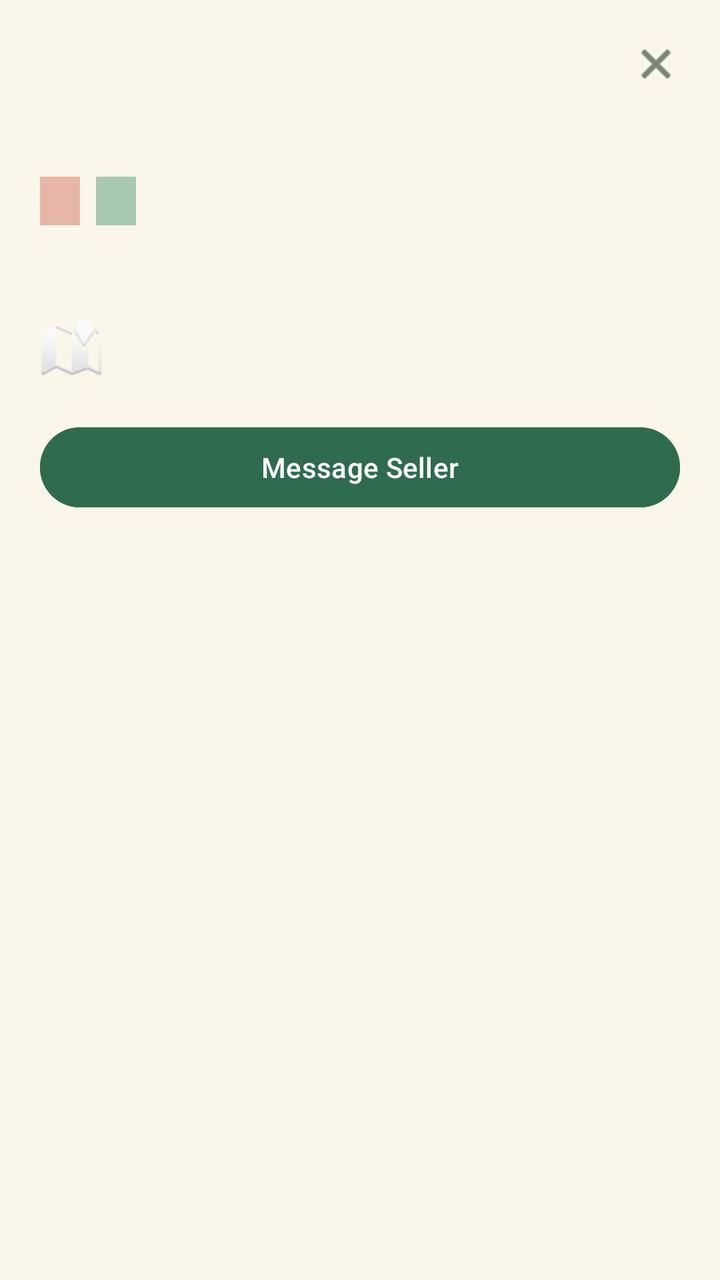
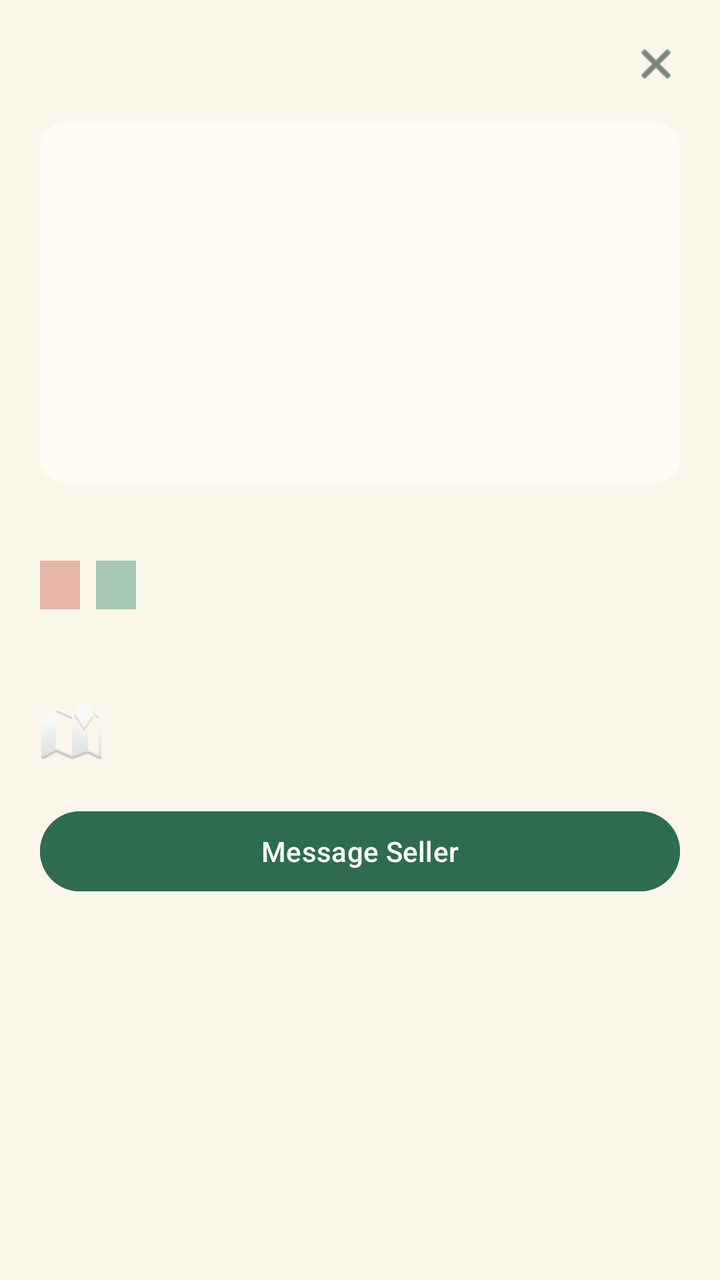

Screens rendered from an Android XML layout before and after an edit, with the pre-edit source and the edit as a unified diff.
<!-- AndroidManifest.xml: application theme Theme.NOXApp -->
<!-- res/layout/dialog_item_details.xml -->
<?xml version="1.0" encoding="utf-8"?>
<LinearLayout xmlns:android="http://schemas.android.com/apk/res/android"
    xmlns:app="http://schemas.android.com/apk/res-auto"
    android:layout_width="match_parent"
    android:layout_height="wrap_content"
    android:background="@color/nox_cream_bg"
    android:orientation="vertical"
    android:padding="20dp">

    <RelativeLayout
        android:layout_width="match_parent"
        android:layout_height="wrap_content">

        <TextView
            android:id="@+id/detailTitle"
            android:layout_width="wrap_content"
            android:layout_height="wrap_content"
            android:layout_alignParentStart="true"
            android:layout_toStartOf="@id/detailClose"
            android:textColor="@color/nox_dark_green"
            android:textSize="22sp"
            android:textStyle="bold" />

        <ImageView
            android:id="@+id/detailClose"
            android:layout_width="24dp"
            android:layout_height="24dp"
            android:layout_alignParentEnd="true"
            android:contentDescription="Close"
            app:tint="@color/nox_dark_green"
            android:src="@android:drawable/ic_menu_close_clear_cancel" />
    </RelativeLayout>

    <TextView
        android:id="@+id/detailPrice"
        android:layout_width="wrap_content"
        android:layout_height="wrap_content"
        android:layout_marginTop="4dp"
        android:textColor="@color/nox_dark_green"
        android:textSize="20sp"
        android:textStyle="bold" />

    <LinearLayout
        android:layout_width="wrap_content"
        android:layout_height="wrap_content"
        android:layout_marginTop="8dp"
        android:orientation="horizontal">

        <TextView
            android:id="@+id/detailCondition"
            android:layout_width="wrap_content"
            android:layout_height="wrap_content"
            android:background="@color/nox_accent_pink"
            android:paddingHorizontal="10dp"
            android:paddingVertical="4dp"
            android:textColor="@color/nox_dark_green"
            android:textSize="12sp" />

        <TextView
            android:id="@+id/detailCategory"
            android:layout_width="wrap_content"
            android:layout_height="wrap_content"
            android:layout_marginStart="8dp"
            android:background="@color/nox_card_green"
            android:paddingHorizontal="10dp"
            android:paddingVertical="4dp"
            android:textColor="@color/nox_dark_green"
            android:textSize="12sp" />
    </LinearLayout>

    <TextView
        android:id="@+id/detailDescription"
        android:layout_width="match_parent"
        android:layout_height="wrap_content"
        android:layout_marginTop="14dp"
        android:textColor="@color/nox_dark_green"
        android:textSize="14sp" />

    <TextView
        android:id="@+id/detailLocation"
        android:layout_width="match_parent"
        android:layout_height="wrap_content"
        android:layout_marginTop="12dp"
        android:drawableStart="@android:drawable/ic_dialog_map"
        android:drawablePadding="8dp"
        android:textColor="@color/nox_subtext"
        android:textSize="13sp" />

    <Button
        android:id="@+id/messageSellerButton"
        android:layout_width="match_parent"
        android:layout_height="48dp"
        android:layout_marginTop="20dp"
        android:backgroundTint="@color/nox_primary_green"
        android:text="Message Seller"
        android:textColor="@color/white"
        android:textSize="14sp" />
</LinearLayout>
<!-- resources referenced by this layout -->
<resources>
  <color name="nox_accent_pink">#E7B6A9</color>
  <color name="nox_card_green">#A7C8B1</color>
  <color name="nox_cream_bg">#FBF6EA</color>
  <color name="nox_dark_green">#23392F</color>
  <color name="nox_primary_green">#2F6B4F</color>
  <color name="nox_subtext">#69746B</color>
  <color name="white">#FFFFFFFF</color>
  <style name="Theme.NOXApp" parent="Base.Theme.NOXApp" />
  <style name="Base.Theme.NOXApp" parent="Theme.Material3.DayNight.NoActionBar">
          
          
      </style>
</resources>

<!-- the commit's change to res/layout/dialog_item_details.xml (unified diff, before → after) -->
@@ -30,6 +30,16 @@
             app:tint="@color/nox_dark_green"
             android:src="@android:drawable/ic_menu_close_clear_cancel" />
     </RelativeLayout>
+
+    <ImageView
+        android:id="@+id/detailImage"
+        android:layout_width="match_parent"
+        android:layout_height="180dp"
+        android:layout_marginTop="12dp"
+        android:background="@drawable/bg_listing_image"
+        android:clipToOutline="true"
+        android:contentDescription="Listing photo"
+        android:scaleType="centerCrop" />
 
     <TextView
         android:id="@+id/detailPrice"
<!-- resource entries referenced after the edit -->
@@ -7,7 +7,16 @@
   <color name="nox_primary_green">#2F6B4F</color>
   <color name="nox_subtext">#69746B</color>
   <color name="white">#FFFFFFFF</color>
+  <!-- drawable bg_listing_image (drawable) -->
+  <?xml version="1.0" encoding="utf-8"?>
+  <shape xmlns:android="http://schemas.android.com/apk/res/android"
+      android:shape="rectangle">
+  
+      <solid android:color="@color/nox_field_bg" />
+      <corners android:radius="12dp" />
+  </shape>
   <style name="Theme.NOXApp" parent="Base.Theme.NOXApp" />
+  <color name="nox_field_bg">#FFFCF6</color>
   <style name="Base.Theme.NOXApp" parent="Theme.Material3.DayNight.NoActionBar">
           
           
